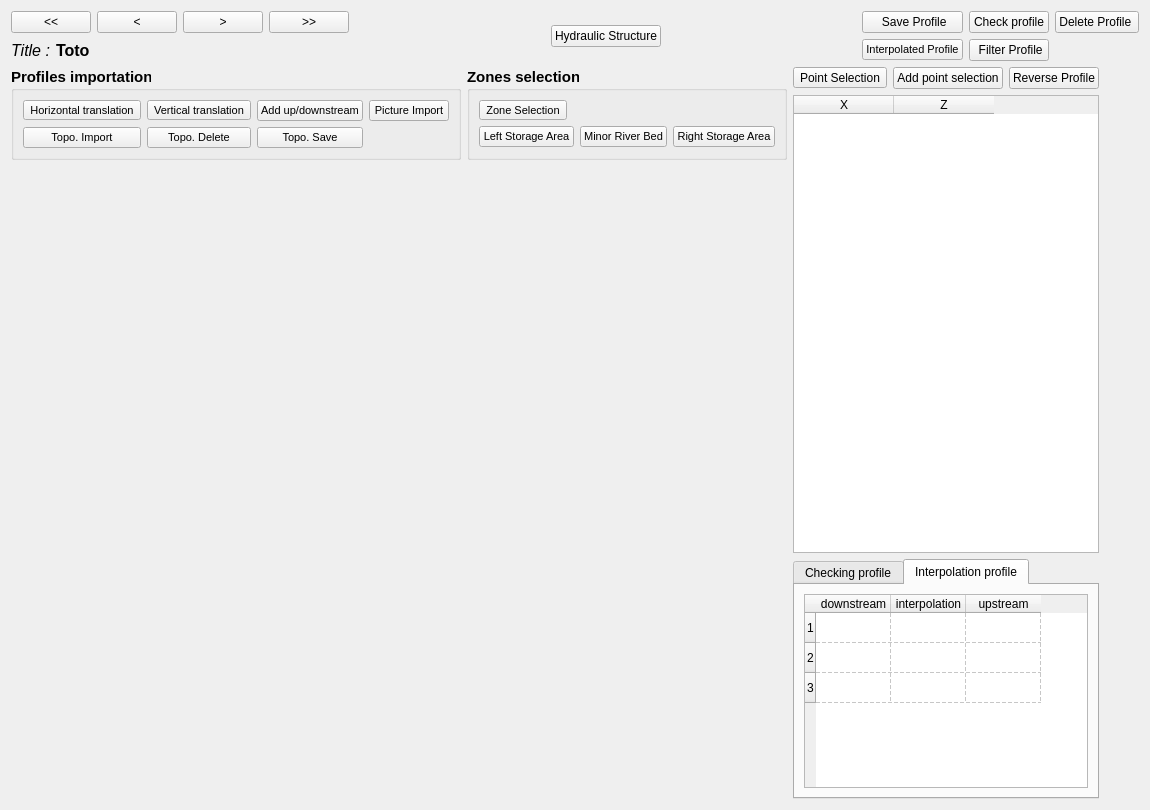
Before: the Qt Designer form ui/graphProfil.ui in Artelia/Mascaret, drawn with Qt 5.
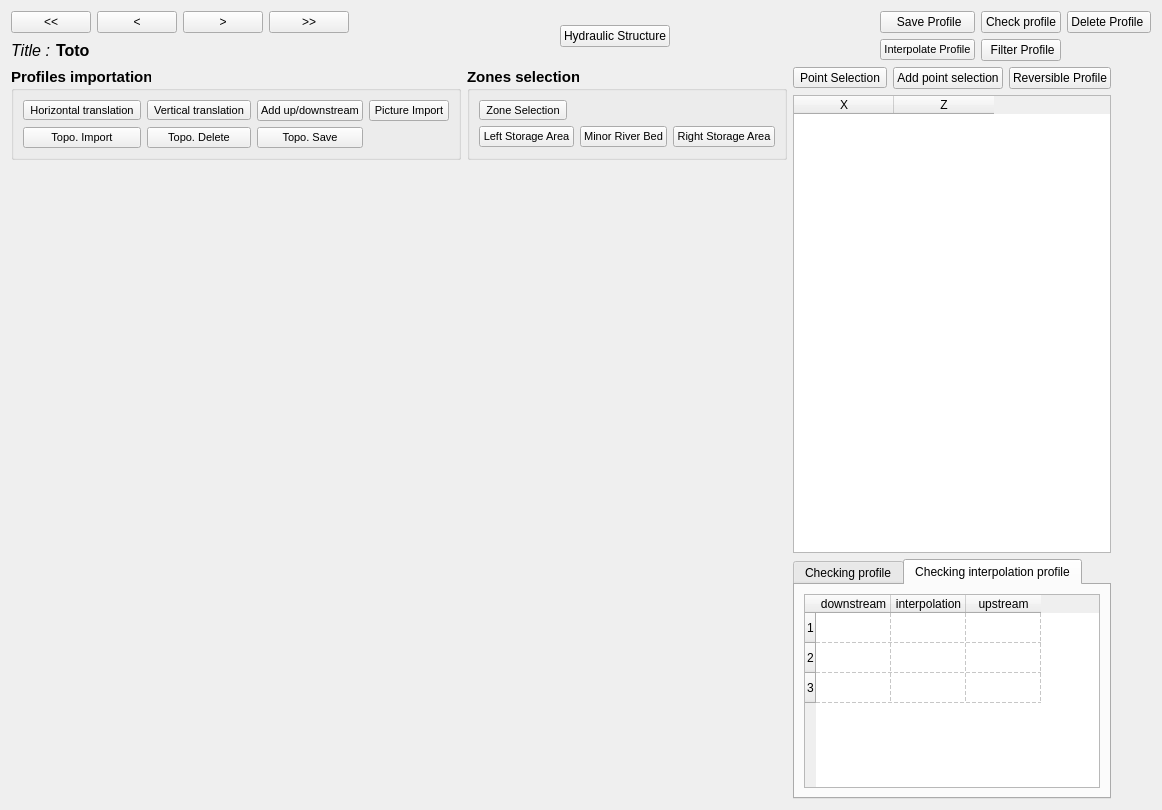
After: the same form once the commit is applied. The open tabs and pages were chosen to show the change. Icons and pictures are not drawn.

Diff of the .ui file:
```diff
--- a/ui/graphProfil.ui
+++ b/ui/graphProfil.ui
@@ -210,7 +210,7 @@
             </font>
            </property>
            <property name="text">
-            <string>Interpolated Profile</string>
+            <string>Interpolate Profile</string>
            </property>
           </widget>
          </item>
@@ -576,7 +576,7 @@
              <item row="0" column="2">
               <widget class="QPushButton" name="bt_reverse_prof">
                <property name="text">
-                <string>Reverse Profile</string>
+                <string>Reversible Profile</string>
                </property>
               </widget>
              </item>
@@ -686,7 +686,7 @@
            </widget>
            <widget class="QWidget" name="tab_2">
             <attribute name="title">
-             <string>Interpolation profile</string>
+             <string>Checking interpolation profile</string>
             </attribute>
             <layout class="QGridLayout" name="gridLayout_9">
              <item row="0" column="0">
```
Left out of the diff: 2 changed lines with no effect on the pictures.
